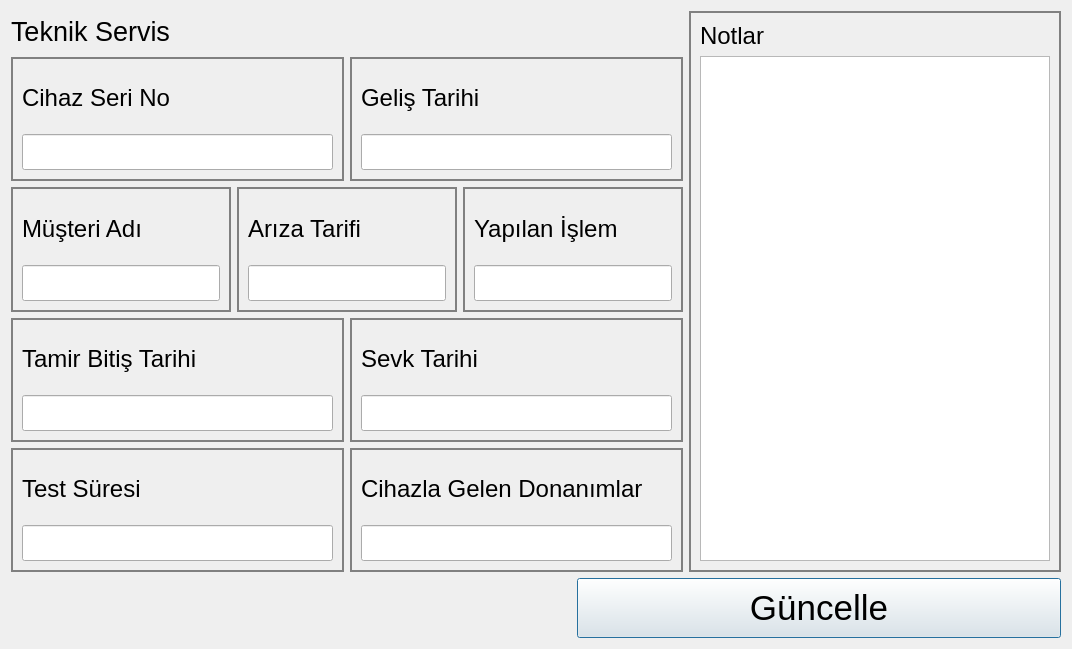
The window that servisgetdialog.ui (yunusemrecinar/QT5-cihaz-kimlik-teknik-servis) describes before a commit, drawn with Qt 5.
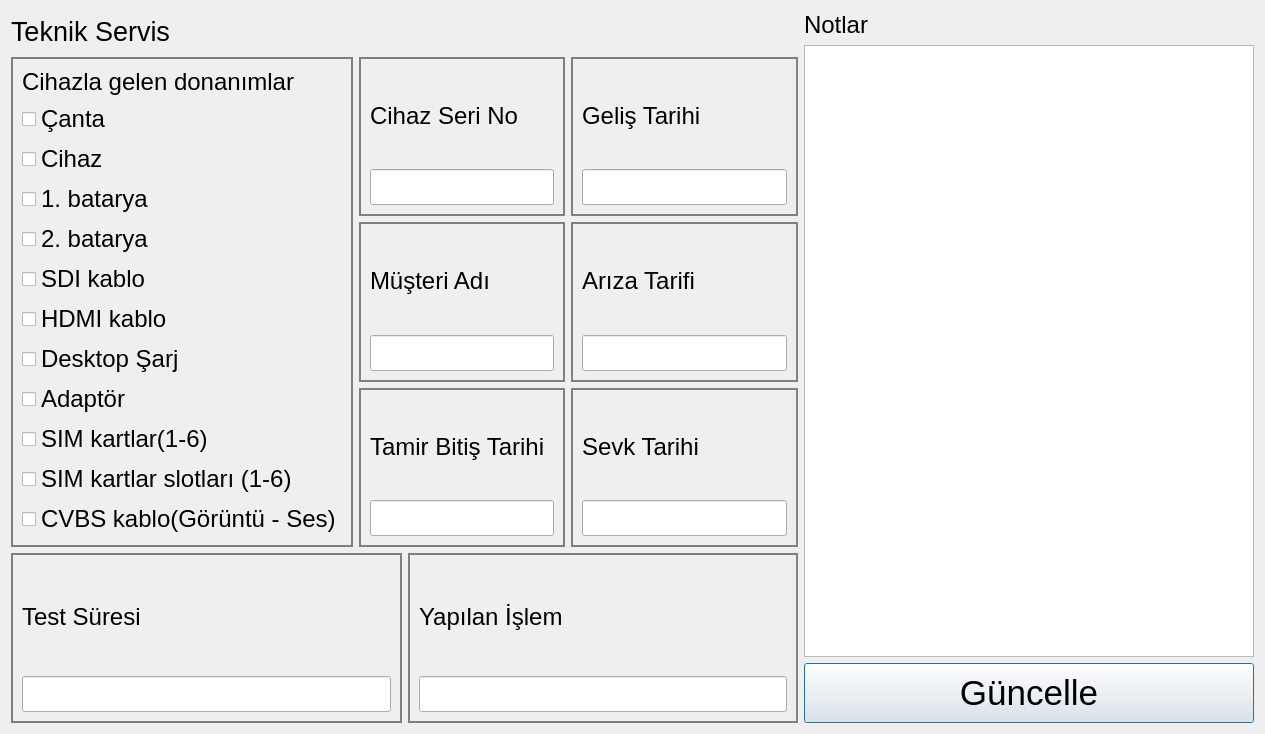
The same window after the commit.

```diff
--- a/servisgetdialog.ui
+++ b/servisgetdialog.ui
@@ -6,21 +6,19 @@
    <rect>
     <x>0</x>
     <y>0</y>
-    <width>1072</width>
-    <height>649</height>
+    <width>1265</width>
+    <height>734</height>
    </rect>
   </property>
   <property name="windowTitle">
    <string>Dialog</string>
   </property>
+  <layout class="QHBoxLayout" name="horizontalLayout_2">
+   <item>
+    <layout class="QHBoxLayout" name="horizontalLayout">
+     <item>
   <layout class="QVBoxLayout" name="verticalLayout_3">
    <item>
-    <layout class="QVBoxLayout" name="verticalLayout_2">
-     <item>
-      <layout class="QHBoxLayout" name="horizontalLayout_5">
-       <item>
-        <layout class="QVBoxLayout" name="verticalLayout">
-         <item>
           <widget class="QLabel" name="label_3">
            <property name="maximumSize">
             <size>
@@ -39,8 +37,235 @@
           </widget>
          </item>
          <item>
-          <layout class="QHBoxLayout" name="horizontalLayout">
+        <layout class="QHBoxLayout" name="horizontalLayout_7">
            <item>
+          <widget class="QGroupBox" name="DonanimBox_2">
+           <property name="styleSheet">
+            <string notr="true">QGroupBox {
+border: 2px solid grey;
+}</string>
+           </property>
+           <layout class="QVBoxLayout" name="verticalLayout_9">
+            <item>
+             <widget class="QLabel" name="label_4">
+              <property name="maximumSize">
+               <size>
+                <width>16777215</width>
+                <height>40</height>
+               </size>
+              </property>
+              <property name="font">
+               <font>
+                <pointsize>18</pointsize>
+               </font>
+              </property>
+              <property name="text">
+               <string>Cihazla gelen donanımlar</string>
+              </property>
+             </widget>
+            </item>
+            <item>
+             <widget class="QCheckBox" name="donanim_1">
+              <property name="font">
+               <font>
+                <pointsize>18</pointsize>
+               </font>
+              </property>
+              <property name="text">
+               <string>Çanta</string>
+              </property>
+             </widget>
+            </item>
+            <item>
+             <widget class="QCheckBox" name="donanim_2">
+              <property name="font">
+               <font>
+                <pointsize>18</pointsize>
+               </font>
+              </property>
+              <property name="text">
+               <string>Cihaz</string>
+              </property>
+             </widget>
+            </item>
+            <item>
+             <widget class="QCheckBox" name="donanim_3">
+              <property name="font">
+               <font>
+                <pointsize>18</pointsize>
+               </font>
+              </property>
+              <property name="text">
+               <string>1. batarya</string>
+              </property>
+             </widget>
+            </item>
+            <item>
+             <widget class="QCheckBox" name="donanim_4">
+              <property name="font">
+               <font>
+                <pointsize>18</pointsize>
+               </font>
+              </property>
+              <property name="text">
+               <string>2. batarya</string>
+              </property>
+             </widget>
+            </item>
+            <item>
+             <widget class="QCheckBox" name="donanim_5">
+              <property name="font">
+               <font>
+                <pointsize>18</pointsize>
+               </font>
+              </property>
+              <property name="text">
+               <string>SDI kablo</string>
+              </property>
+             </widget>
+            </item>
+            <item>
+             <widget class="QCheckBox" name="donanim_6">
+              <property name="font">
+               <font>
+                <pointsize>18</pointsize>
+               </font>
+              </property>
+              <property name="text">
+               <string>HDMI kablo</string>
+              </property>
+             </widget>
+            </item>
+            <item>
+             <widget class="QCheckBox" name="donanim_7">
+              <property name="font">
+               <font>
+                <pointsize>18</pointsize>
+               </font>
+              </property>
+              <property name="text">
+               <string>Desktop Şarj</string>
+              </property>
+             </widget>
+            </item>
+            <item>
+             <widget class="QCheckBox" name="donanim_8">
+              <property name="font">
+               <font>
+                <pointsize>18</pointsize>
+               </font>
+              </property>
+              <property name="text">
+               <string>Adaptör</string>
+              </property>
+             </widget>
+            </item>
+            <item>
+             <widget class="QCheckBox" name="donanim_9">
+              <property name="font">
+               <font>
+                <pointsize>18</pointsize>
+               </font>
+              </property>
+              <property name="text">
+               <string>SIM kartlar(1-6)</string>
+              </property>
+             </widget>
+            </item>
+            <item>
+             <widget class="QCheckBox" name="donanim_10">
+              <property name="font">
+               <font>
+                <pointsize>18</pointsize>
+               </font>
+              </property>
+              <property name="text">
+               <string>SIM kartlar slotları (1-6)</string>
+              </property>
+             </widget>
+            </item>
+            <item>
+             <widget class="QCheckBox" name="donanim_11">
+              <property name="font">
+               <font>
+                <pointsize>18</pointsize>
+               </font>
+              </property>
+              <property name="text">
+               <string>CVBS kablo(Görüntü - Ses)</string>
+              </property>
+             </widget>
+            </item>
+           </layout>
+          </widget>
+         </item>
+         <item>
+          <layout class="QGridLayout" name="gridLayout">
+           <item row="1" column="0">
+            <widget class="QGroupBox" name="MusteriAdiBox">
+             <property name="styleSheet">
+              <string notr="true">QGroupBox {
+border: 2px solid grey;
+}</string>
+             </property>
+             <layout class="QVBoxLayout" name="verticalLayout_16">
+              <item>
+               <widget class="QLabel" name="musteriAdi_2">
+                <property name="font">
+                 <font>
+                  <pointsize>18</pointsize>
+                 </font>
+                </property>
+                <property name="text">
+                 <string>Müşteri Adı</string>
+                </property>
+               </widget>
+              </item>
+              <item>
+               <widget class="QLineEdit" name="musteriAdi_1">
+                <property name="font">
+                 <font>
+                  <pointsize>18</pointsize>
+                 </font>
+                </property>
+               </widget>
+              </item>
+             </layout>
+            </widget>
+           </item>
+           <item row="2" column="1">
+            <widget class="QGroupBox" name="SevkBox">
+             <property name="styleSheet">
+              <string notr="true">QGroupBox {
+border: 2px solid grey;
+}</string>
+             </property>
+             <layout class="QVBoxLayout" name="verticalLayout_8">
+              <item>
+               <widget class="QLabel" name="sevkTarihi_2">
+                <property name="font">
+                 <font>
+                  <pointsize>18</pointsize>
+                 </font>
+                </property>
+                <property name="text">
+                 <string>Sevk Tarihi</string>
+                </property>
+               </widget>
+              </item>
+              <item>
+               <widget class="QLineEdit" name="sevkTarihi_1">
+                <property name="font">
+                 <font>
+                  <pointsize>18</pointsize>
+                 </font>
+                </property>
+               </widget>
+              </item>
+             </layout>
+            </widget>
+           </item>
+           <item row="0" column="0">
             <widget class="QGroupBox" name="ServisNoBox">
              <property name="styleSheet">
               <string notr="true">QGroupBox {
@@ -75,7 +300,7 @@
              </layout>
             </widget>
            </item>
-           <item>
+           <item row="0" column="1">
             <widget class="QGroupBox" name="GelisBox">
              <property name="styleSheet">
               <string notr="true">QGroupBox {
@@ -97,121 +322,23 @@
               </item>
               <item>
                <widget class="QLineEdit" name="gelisTarihi_1">
-                <property name="font">
-                 <font>
-                  <pointsize>18</pointsize>
-                 </font>
+                <property name="minimumSize">
+                 <size>
+                  <width>205</width>
+                  <height>0</height>
+                 </size>
                 </property>
-               </widget>
-              </item>
-             </layout>
-            </widget>
-           </item>
-          </layout>
-         </item>
-         <item>
-          <layout class="QHBoxLayout" name="horizontalLayout_2">
-           <item>
-            <widget class="QGroupBox" name="MusteriAdiBox">
-             <property name="styleSheet">
-              <string notr="true">QGroupBox {
-border: 2px solid grey;
-}</string>
-             </property>
-             <layout class="QVBoxLayout" name="verticalLayout_16">
-              <item>
-               <widget class="QLabel" name="musteriAdi_2">
                 <property name="font">
                  <font>
                   <pointsize>18</pointsize>
                  </font>
                 </property>
-                <property name="text">
-                 <string>Müşteri Adı</string>
-                </property>
                </widget>
               </item>
-              <item>
-               <widget class="QLineEdit" name="musteriAdi_1">
-                <property name="font">
-                 <font>
-                  <pointsize>18</pointsize>
-                 </font>
-                </property>
-               </widget>
-              </item>
              </layout>
             </widget>
            </item>
-           <item>
-            <widget class="QGroupBox" name="ArizaTarifBox">
-             <property name="styleSheet">
-              <string notr="true">QGroupBox {
-border: 2px solid grey;
-}</string>
-             </property>
-             <layout class="QVBoxLayout" name="verticalLayout_12">
-              <item>
-               <widget class="QLabel" name="arizaTanimi_2">
-                <property name="font">
-                 <font>
-                  <pointsize>18</pointsize>
-                 </font>
-                </property>
-                <property name="text">
-                 <string>Arıza Tarifi</string>
-                </property>
-               </widget>
-              </item>
-              <item>
-               <widget class="QLineEdit" name="arizaTanimi_1">
-                <property name="font">
-                 <font>
-                  <pointsize>18</pointsize>
-                 </font>
-                </property>
-               </widget>
-              </item>
-             </layout>
-            </widget>
-           </item>
-           <item>
-            <widget class="QGroupBox" name="YapilanIslemBox">
-             <property name="styleSheet">
-              <string notr="true">QGroupBox {
-border: 2px solid grey;
-}</string>
-             </property>
-             <layout class="QVBoxLayout" name="verticalLayout_13">
-              <item>
-               <widget class="QLabel" name="yapilanIslem_2">
-                <property name="font">
-                 <font>
-                  <pointsize>18</pointsize>
-                 </font>
-                </property>
-                <property name="text">
-                 <string>Yapılan İşlem</string>
-                </property>
-               </widget>
-              </item>
-              <item>
-               <widget class="QLineEdit" name="yapilanIslem_1">
-                <property name="font">
-                 <font>
-                  <pointsize>18</pointsize>
-                 </font>
-                </property>
-               </widget>
-              </item>
-             </layout>
-            </widget>
-           </item>
-          </layout>
-         </item>
-         <item>
-          <layout class="QHBoxLayout" name="horizontalLayout_3">
-           <item>
+           <item row="2" column="0">
             <widget class="QGroupBox" name="BitisTarihBox">
              <property name="styleSheet">
               <string notr="true">QGroupBox {
@@ -243,28 +370,28 @@
              </layout>
             </widget>
            </item>
-           <item>
-            <widget class="QGroupBox" name="SevkBox">
+           <item row="1" column="1">
+            <widget class="QGroupBox" name="ArizaTarifBox">
              <property name="styleSheet">
               <string notr="true">QGroupBox {
 border: 2px solid grey;
 }</string>
              </property>
-             <layout class="QVBoxLayout" name="verticalLayout_8">
+             <layout class="QVBoxLayout" name="verticalLayout_12">
               <item>
-               <widget class="QLabel" name="sevkTarihi_2">
+               <widget class="QLabel" name="arizaTanimi_2">
                 <property name="font">
                  <font>
                   <pointsize>18</pointsize>
                  </font>
                 </property>
                 <property name="text">
-                 <string>Sevk Tarihi</string>
+                 <string>Arıza Tarifi</string>
                 </property>
                </widget>
               </item>
               <item>
-               <widget class="QLineEdit" name="sevkTarihi_1">
+               <widget class="QLineEdit" name="arizaTanimi_1">
                 <property name="font">
                  <font>
                   <pointsize>18</pointsize>
@@ -274,6 +401,8 @@
               </item>
              </layout>
             </widget>
+           </item>
+          </layout>
            </item>
           </layout>
          </item>
@@ -312,27 +441,27 @@
             </widget>
            </item>
            <item>
-            <widget class="QGroupBox" name="DonanimBox">
+          <widget class="QGroupBox" name="YapilanIslemBox">
              <property name="styleSheet">
               <string notr="true">QGroupBox {
 border: 2px solid grey;
 }</string>
              </property>
-             <layout class="QVBoxLayout" name="verticalLayout_19">
+           <layout class="QVBoxLayout" name="verticalLayout_13">
               <item>
-               <widget class="QLabel" name="donanim">
+             <widget class="QLabel" name="yapilanIslem_2">
                 <property name="font">
                  <font>
                   <pointsize>18</pointsize>
                  </font>
                 </property>
                 <property name="text">
-                 <string>Cihazla Gelen Donanımlar</string>
+               <string>Yapılan İşlem</string>
                 </property>
                </widget>
               </item>
               <item>
-               <widget class="QLineEdit" name="donanim_">
+             <widget class="QLineEdit" name="yapilanIslem_1">
                 <property name="font">
                  <font>
                   <pointsize>18</pointsize>
@@ -348,13 +477,7 @@
         </layout>
        </item>
        <item>
-        <widget class="QGroupBox" name="NotlarBox">
-         <property name="styleSheet">
-          <string notr="true">QGroupBox {
-border: 2px solid grey;
-}</string>
-         </property>
-         <layout class="QVBoxLayout" name="verticalLayout_20">
+      <layout class="QVBoxLayout" name="verticalLayout">
           <item>
            <widget class="QLabel" name="notlar">
             <property name="maximumSize">
@@ -377,36 +500,14 @@
            <widget class="QTextEdit" name="notlar_">
             <property name="minimumSize">
              <size>
-              <width>350</width>
+           <width>450</width>
               <height>0</height>
              </size>
             </property>
-           </widget>
-          </item>
-         </layout>
-        </widget>
-       </item>
-      </layout>
-     </item>
-     <item>
-      <layout class="QHBoxLayout" name="horizontalLayout_6">
-       <item>
-        <widget class="QLabel" name="label_2">
-         <property name="text">
-          <string/>
-         </property>
-        </widget>
-       </item>
-       <item>
-        <widget class="QLabel" name="label">
-         <property name="maximumSize">
-          <size>
-           <width>70</width>
-           <height>16777215</height>
-          </size>
-         </property>
-         <property name="text">
-          <string/>
+         <property name="font">
+          <font>
+           <pointsize>16</pointsize>
+          </font>
          </property>
         </widget>
        </item>
```
Lines whose indentation alone changed are shown as unchanged.
